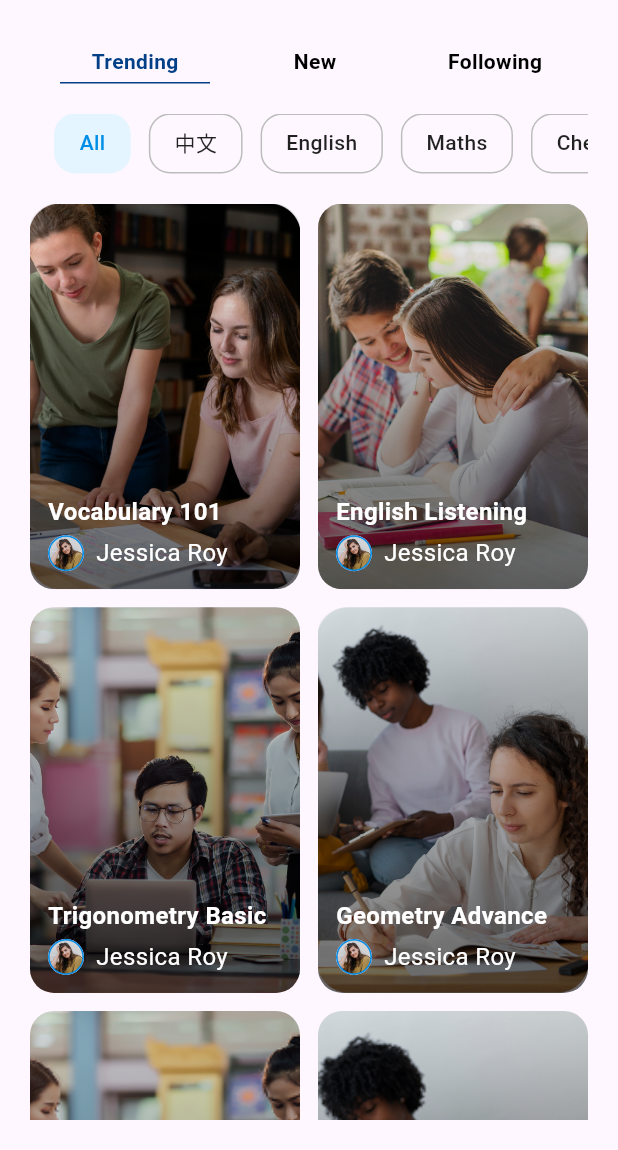
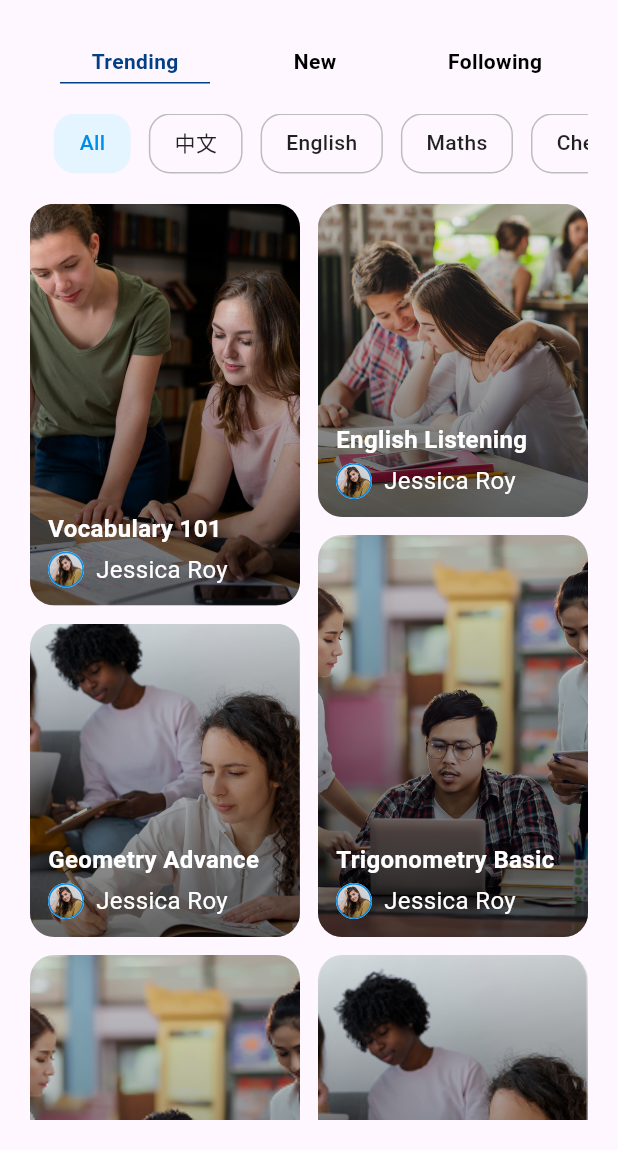
Before and after one commit to Rasel2510/LearnApp, a Flutter app: the HomePage screen opened directly, on a phone screen of 412 x 824 dp, the part 86-1236 px from its top. Run offline on Flutter 3.47's test engine with Material 3 defaults, Android fonts, the phone set to English and light mode, and no system bars.

Commit message:
Add staggered GridView with different heights

```diff
--- a/lib/data/course_data.dart
+++ b/lib/data/course_data.dart
@@ -40,5 +40,17 @@ class CardData {
       teacherName: "Jessica Roy",
       teacherImage: AppImages.teacherJessica,
     ),
+    CardModel(
+      title: "Trigonometry Basic",
+      image: AppImages.bg3,
+      teacherName: "Jessica Roy",
+      teacherImage: AppImages.teacherJessica,
+    ),
+    CardModel(
+      title: "Geometry Advance",
+      image: AppImages.bg4,
+      teacherName: "Jessica Roy",
+      teacherImage: AppImages.teacherJessica,
+    ),
   ];
 }
--- a/lib/srceen/Home/home_page.dart
+++ b/lib/srceen/Home/home_page.dart
@@ -1,4 +1,5 @@
 import 'package:flutter/material.dart';
+import 'package:flutter_staggered_grid_view/flutter_staggered_grid_view.dart';
 import 'package:task/data/course_data.dart';
 import 'package:task/srceen/Search.dart';
 import 'package:task/widget/Catagory.dart';
@@ -146,18 +147,19 @@ class _HomePageState extends State<HomePage> {
             SizedBox(height: 20),
             CategoryChips(),
             SizedBox(height: 20),
+            Expanded(
+              child: MasonryGridView.count(
+                crossAxisCount: 2,
+                mainAxisSpacing: 12,
+                crossAxisSpacing: 12,
+                itemCount: CardData.cardList.length,
+                itemBuilder: (context, index) {
+                  bool isBig = index % 2 == 0;
 
-            Expanded(
-              child: GridView.builder(
-                itemCount: CardData.cardList.length,
-                gridDelegate: SliverGridDelegateWithFixedCrossAxisCount(
-                  crossAxisCount: 2,
-                  crossAxisSpacing: 12,
-                  mainAxisSpacing: 12,
-                  childAspectRatio: 0.7,
-                ),
-                itemBuilder: (context, index) {
-                  return CardItem(card: CardData.cardList[index]);
+                  return SizedBox(
+                    height: isBig ? 268 : 209,
+                    child: CardItem(card: CardData.cardList[index]),
+                  );
                 },
               ),
             ),
--- a/lib/srceen/Login_seceen/setprofile.dart
+++ b/lib/srceen/Login_seceen/setprofile.dart
@@ -1,5 +1,5 @@
 import 'package:flutter/material.dart';
-import 'package:task/srceen/botton_nev.dart';
+import 'package:task/srceen/Navigation/botton_nev.dart';
 import 'package:task/widget/expantion_tile.dart';
 import '../../widget/Elevatedbutton.dart';
 
```
Also changed, not shown: lib/srceen/Login_seceen/create_account.dart (+46 -11 lines), lib/srceen/Login_seceen/login.dart (+36 -2 lines), lib/srceen/Navigation/botton_nev.dart (renamed from lib/srceen/botton_nev.dart).
